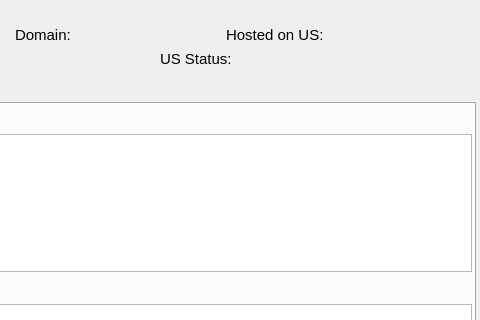
Before: the Qt Designer form ccs/node/control_unit/ControlUnitEditor.ui in bisegni/chaosframework, drawn with Qt 5; both pictures show x 280 to 760 and y 0 to 320 of the 760 by 540 pixel window.
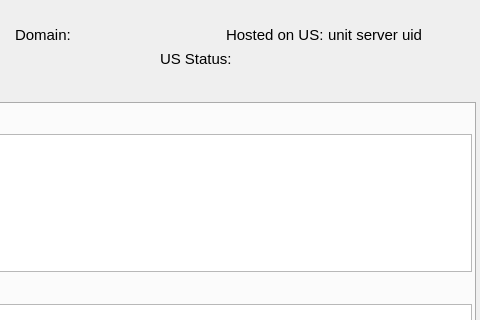
After: the same form once the commit is applied. Custom widgets are drawn as their Qt base class.

```diff
--- a/ccs/node/control_unit/ControlUnitEditor.ui
+++ b/ccs/node/control_unit/ControlUnitEditor.ui
@@ -293,7 +293,7 @@
           </font>
          </property>
          <property name="text">
-          <string/>
+          <string>unit server uid</string>
          </property>
         </widget>
        </item>
```
Left out of the diff: 2 changed lines with no effect on the pictures.
